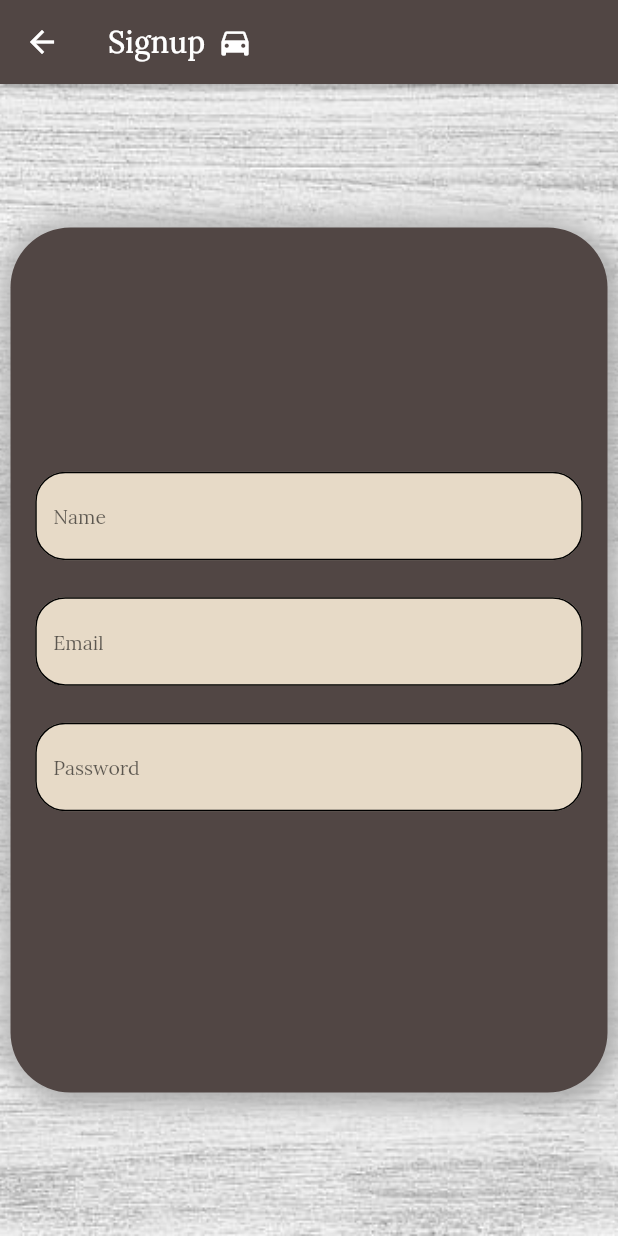
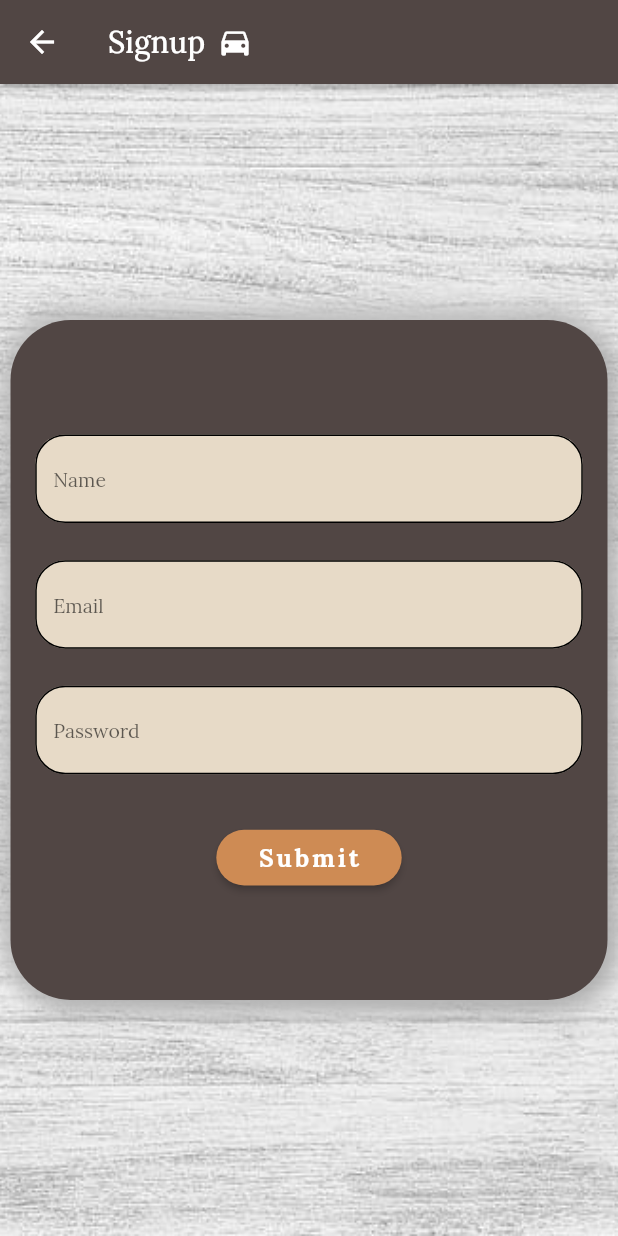
Before and after one commit to hamzakbarali/Inovalet, a Flutter app: the RegistrationScreen screen opened by its route, on a phone screen of 412 x 824 dp. Run offline on Flutter 3.47's test engine with Material 2 defaults, Android fonts, the phone set to English and light mode, and no system bars; our stand-ins replace animated_text_kit, google_fonts, shimmer_animation.

Commit message:
Added submit btn to common_components.dart file & added it to both registration_screen & login_screen

```diff
--- a/lib/screens/login_screen/login_screen.dart
+++ b/lib/screens/login_screen/login_screen.dart
@@ -57,7 +57,7 @@ class _LoginScreenState extends State<LoginScreen> {
             child: Center(
               child: Container(
                 margin: const EdgeInsets.symmetric(horizontal: 7),
-                height: screenSize.height * 0.5,
+                height: screenSize.height * 0.45,
                 decoration: BoxDecoration(
                   boxShadow: [
                     BoxShadow(
@@ -97,7 +97,14 @@ class _LoginScreenState extends State<LoginScreen> {
                         obscure: true,
                       ),
                       SizedBox(
-                        height: screenSize.height * 0.03,
+                        height: screenSize.height * 0.045,
+                      ),
+                      SizedBox(
+                        height: screenSize.height * 0.045,
+                        width: screenSize.width * 0.3,
+                        child: SubmitBtn(
+                          size: screenSize,
+                        ),
                       ),
                     ],
                   ),
--- a/lib/screens/registration_screen/registration_screen.dart
+++ b/lib/screens/registration_screen/registration_screen.dart
@@ -61,7 +61,7 @@ class _RegistrationScreenState extends State<RegistrationScreen> {
             child: Center(
               child: Container(
                 margin: const EdgeInsets.symmetric(horizontal: 7),
-                height: screenSize.height * 0.7,
+                height: screenSize.height * 0.55,
                 decoration: BoxDecoration(
                   boxShadow: [
                     BoxShadow(
@@ -111,7 +111,14 @@ class _RegistrationScreenState extends State<RegistrationScreen> {
                         obscure: true,
                       ),
                       SizedBox(
-                        height: screenSize.height * 0.03,
+                        height: screenSize.height * 0.045,
+                      ),
+                      SizedBox(
+                        height: screenSize.height * 0.045,
+                        width: screenSize.width * 0.3,
+                        child: SubmitBtn(
+                          size: screenSize,
+                        ),
                       ),
                     ],
                   ),
--- a/lib/utils/common_components.dart
+++ b/lib/utils/common_components.dart
@@ -71,3 +71,43 @@ class InputField extends StatelessWidget {
     );
   }
 }
+
+class SubmitBtn extends StatelessWidget {
+  late final Size size;
+
+  SubmitBtn({required this.size, Key? key}) : super(key: key);
+
+  @override
+  Widget build(BuildContext context) {
+    return TextButton(
+      style: TextButton.styleFrom(
+        elevation: 2,
+        shadowColor: brownColor,
+        backgroundColor: brownShade,
+        shape: RoundedRectangleBorder(
+          borderRadius: BorderRadius.circular(20),
+        ),
+        textStyle: GoogleFonts.lora(
+          textStyle: TextStyle(
+            color: brownColor,
+            letterSpacing: 2,
+            fontSize: size.height * 0.020,
+            fontWeight: FontWeight.bold,
+          ),
+        ),
+      ),
+      onPressed: () {},
+      child: Text(
+        "Submit",
+        style: GoogleFonts.lora(
+          textStyle: TextStyle(
+            letterSpacing: 2,
+            color: Colors.white,
+            fontSize: size.height * 0.020,
+            fontWeight: FontWeight.bold,
+          ),
+        ),
+      ),
+    );
+  }
+}
```
